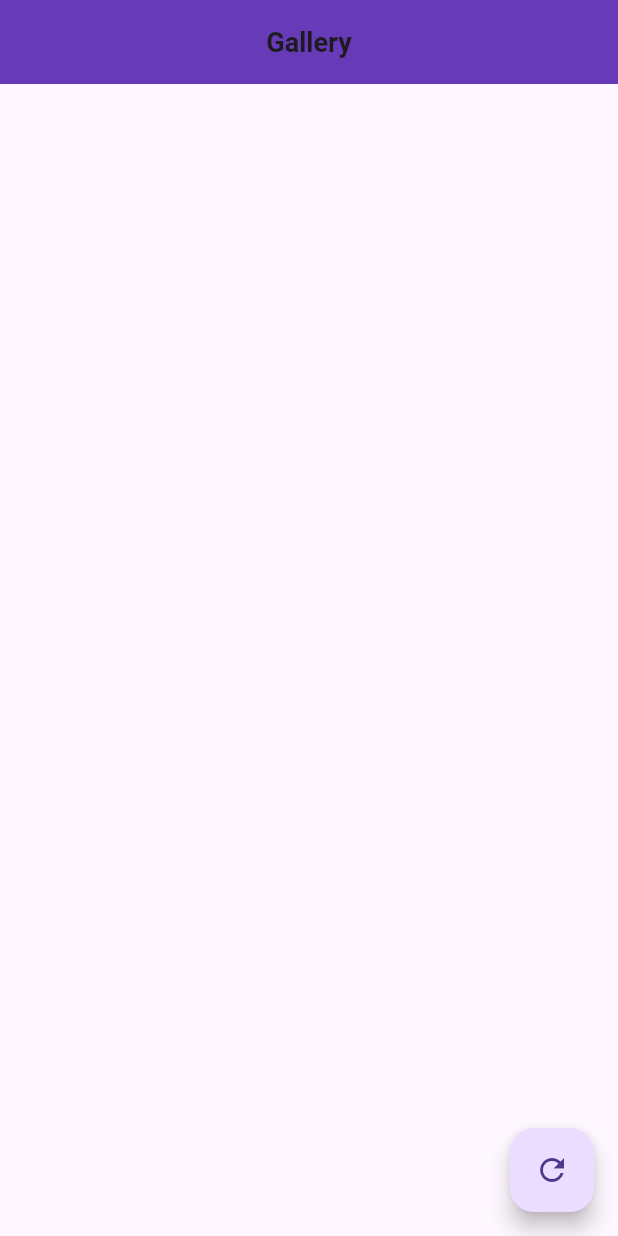
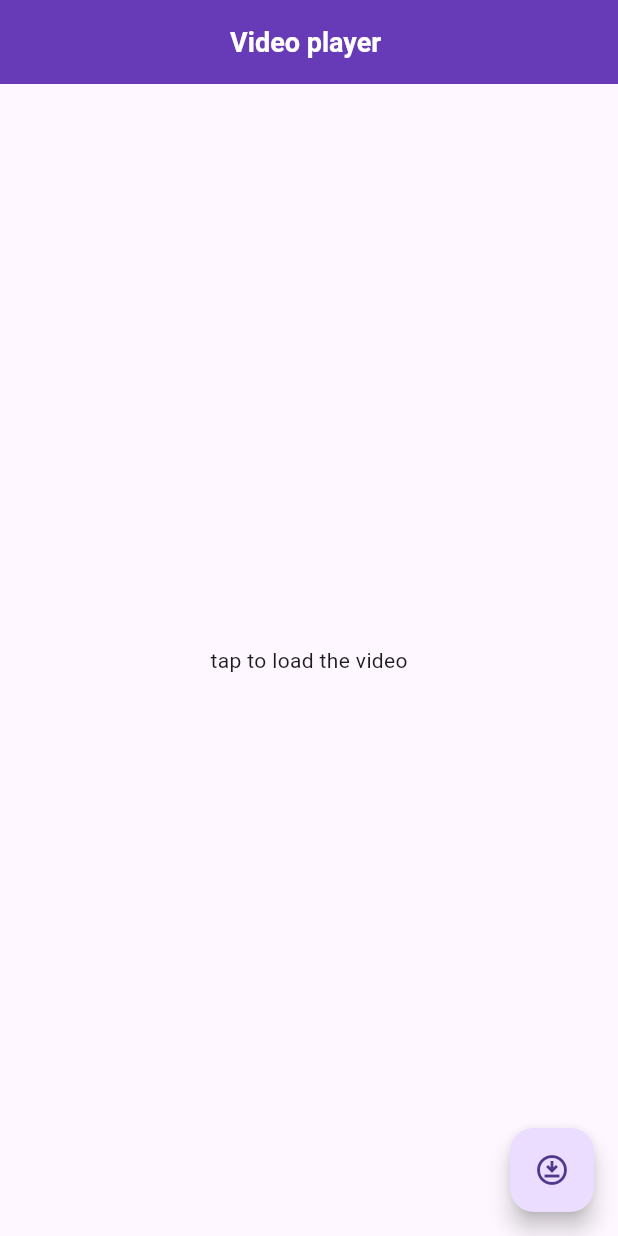
Before and after one commit to SINGHDHANRAJ098/api_provider, a Flutter app: the screen it shows after launch, on a phone screen of 412 x 824 dp. Run offline on Flutter 3.47's test engine with Material 3 defaults, Android fonts, the light colour scheme and no system bars; our stand-ins replace video_player.

Commit message:
video player using get api in provider

```diff
--- /dev/null
+++ b/lib/Model/video_model.dart
@@ -0,0 +1,6 @@
+
+class VideoModel {
+  final int id;
+  final String url;
+  VideoModel({required this.id, required this.url});
+}
--- a/lib/main.dart
+++ b/lib/main.dart
@@ -1,7 +1,9 @@
 import 'package:flutter/material.dart';
 import 'package:provider/provider.dart';
 import 'package:provider_ecom/providers/photo_provider.dart';
+import 'package:provider_ecom/providers/video_provider.dart';
 import 'package:provider_ecom/screens/home_screen.dart';
+import 'package:provider_ecom/screens/video_screen.dart';
 
 void main() {
   runApp(const MyApp());
@@ -13,10 +15,10 @@ class MyApp extends StatelessWidget {
   @override
   Widget build(BuildContext context) {
     return ChangeNotifierProvider(
-      create: (_) => PhotoProvider(),
+      create: (_) => VideoProvider(),
       child: const MaterialApp(
         debugShowCheckedModeBanner: false,
-        home: HomeScreen(),
+        home: VideoScreen(),
       ),
     );
   }
--- /dev/null
+++ b/lib/providers/video_provider.dart
@@ -0,0 +1,42 @@
+import 'package:flutter/foundation.dart';
+import 'package:video_player/video_player.dart';
+import '../Model/video_model.dart';
+
+import '../services/video_api.dart';
+
+class VideoProvider extends ChangeNotifier {
+  final _api = VideoApi();
+
+  bool isLoading = false;
+  VideoPlayerController? controller;
+  VideoModel? video;
+
+  Future<void> loadvideo() async {
+    isLoading = true;
+    notifyListeners();
+
+    final item = await _api.fetchvideo();
+    final files = item["video_files"];
+    final file = files.firstWhere(
+      (f) => f["quality"] == "hd",
+      orElse: () => files.first,
+    );
+
+    video = VideoModel(id: item["id"], url: file["link"]);
+
+    controller?.dispose();
+
+    controller =VideoPlayerController.network(video!.url);
+    await controller!.initialize();
+    controller!.play();
+
+    isLoading = false;
+    notifyListeners();
+  }
+
+  @override
+  void dispose() {
+    controller?.dispose();
+    super.dispose();
+  }
+}
--- /dev/null
+++ b/lib/screens/video_screen.dart
@@ -0,0 +1,46 @@
+import 'package:flutter/material.dart';
+import 'package:provider/provider.dart';
+import 'package:provider_ecom/providers/video_provider.dart';
+import 'package:video_player/video_player.dart';
+
+class VideoScreen extends StatelessWidget {
+  const VideoScreen({super.key});
+
+  @override
+  Widget build(BuildContext context) {
+    return Scaffold(
+      appBar: AppBar(
+        backgroundColor: Colors.deepPurple,
+        centerTitle: true,
+        title: Text(
+          "Video player ",
+          style: TextStyle(
+            color: Colors.white,
+            fontWeight: FontWeight.w700,
+            fontSize: 18,
+          ),
+        ),
+      ),
+      floatingActionButton: FloatingActionButton(
+        onPressed: () => context.read<VideoProvider>().loadvideo(),
+        child: Icon(Icons.download_for_offline_outlined),
+      ),
+      body: Consumer<VideoProvider>(
+        builder: (context, provider, child) {
+          if (provider.isLoading) {
+            return Center(child: CircularProgressIndicator());
+          }
+          if (provider.controller == null) {
+            return Center(child: Text("tap to load the video"));
+          }
+          return Center(
+            child: AspectRatio(
+              aspectRatio: provider.controller!.value.aspectRatio,
+              child: VideoPlayer(provider.controller!),
+            ),
+          );
+        },
+      ),
+    );
+  }
+}
--- a/pubspec.yaml
+++ b/pubspec.yaml
@@ -36,6 +36,7 @@ dependencies:
   cupertino_icons: ^1.0.8
   http: ^1.6.0
   provider: ^6.1.5+1
+  video_player: ^2.8.2
 
 dev_dependencies:
   flutter_test:
```
Also changed, not shown: lib/services/video_api.dart (added, +22 -0 lines), pubspec.lock, 1 other file.
